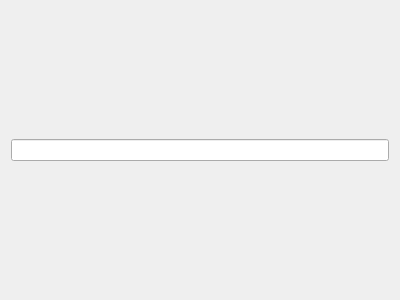
Before: the Qt Designer form src/ui/interface/advanced/form/commentaryform.ui in metaxy/openBibleViewer, drawn with Qt 5.
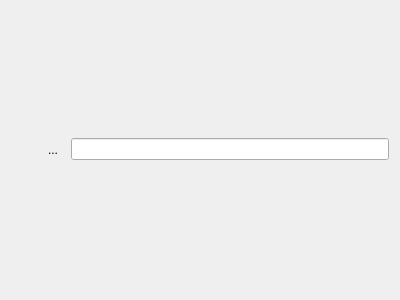
After: the same form once the commit is applied. Icons and pictures are not drawn.

Patch:
```diff
--- a/src/ui/interface/advanced/form/commentaryform.ui
+++ b/src/ui/interface/advanced/form/commentaryform.ui
@@ -17,7 +17,39 @@
    <item>
     <layout class="QVBoxLayout" name="verticalLayout">
      <item>
-      <widget class="QLineEdit" name="lineEdit"/>
+      <layout class="QHBoxLayout" name="horizontalLayout">
+       <item>
+        <widget class="QToolButton" name="toolButton_backward">
+         <property name="text">
+          <string/>
+         </property>
+         <property name="icon">
+          <iconset resource="../../../../icons.qrc">
+           <normaloff>:/icons/16x16/go-previous.png</normaloff>:/icons/16x16/go-previous.png</iconset>
+         </property>
+         <property name="autoRaise">
+          <bool>true</bool>
+         </property>
+        </widget>
+       </item>
+       <item>
+        <widget class="QToolButton" name="toolButton_forward">
+         <property name="text">
+          <string>...</string>
+         </property>
+         <property name="icon">
+          <iconset resource="../../../../icons.qrc">
+           <normaloff>:/icons/16x16/go-next.png</normaloff>:/icons/16x16/go-next.png</iconset>
+         </property>
+         <property name="autoRaise">
+          <bool>true</bool>
+         </property>
+        </widget>
+       </item>
+       <item>
+        <widget class="QLineEdit" name="lineEdit"/>
+       </item>
+      </layout>
      </item>
     </layout>
    </item>
```
Left out of the diff: 4 changed lines with no effect on the pictures.
